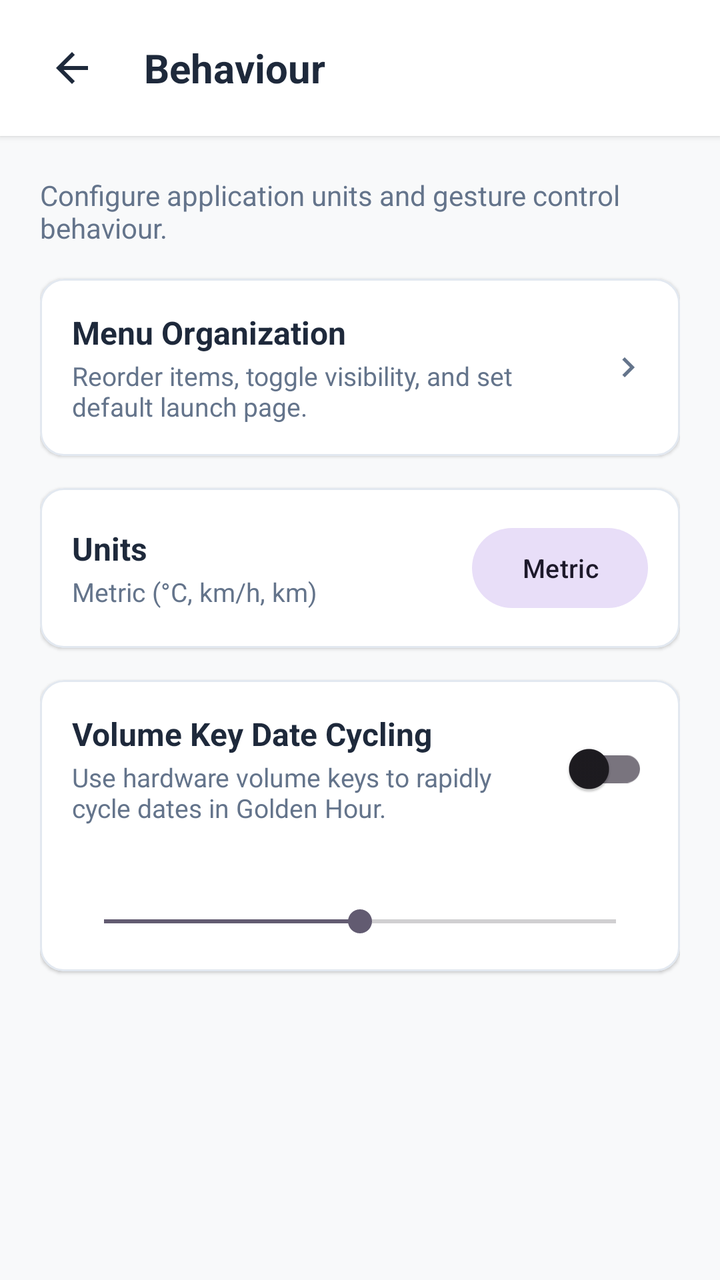
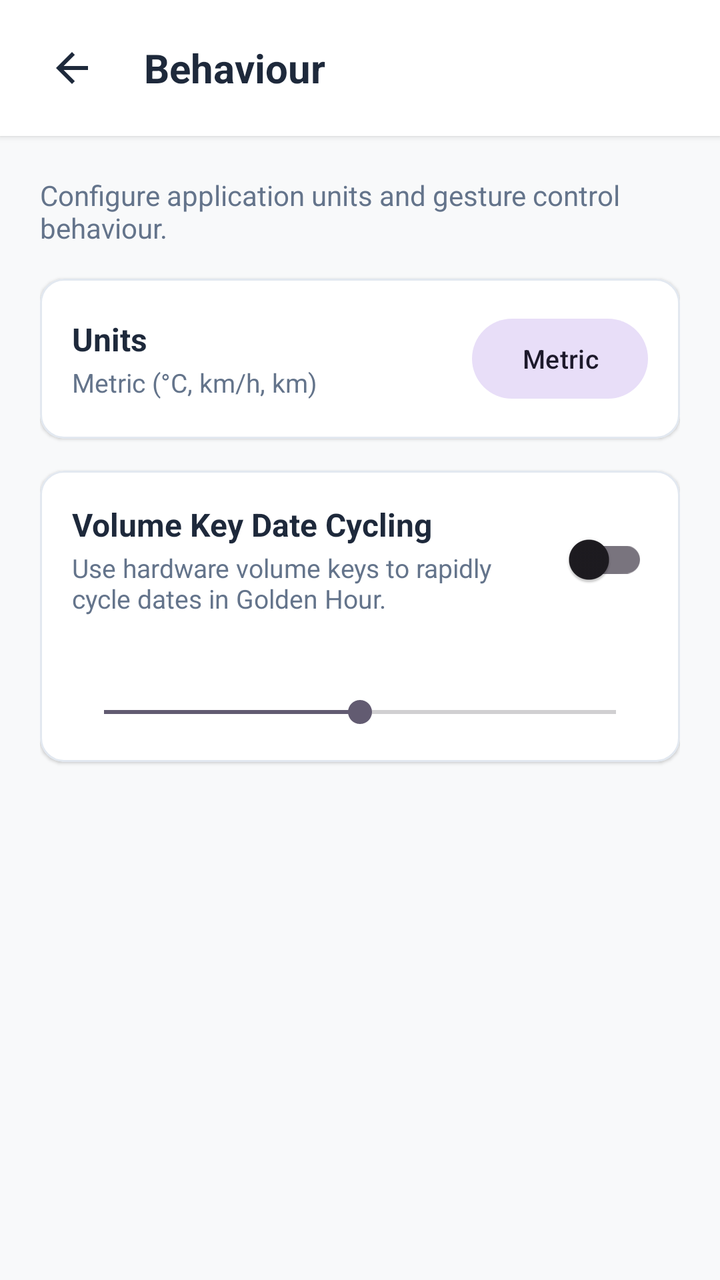

The first picture is an Android layout as it rendered before a commit; the second is the same layout after the commit. The layout source and the unified diff follow.
<!-- AndroidManifest.xml: application theme Theme.WeatherAPP -->
<!-- res/layout/dialog_behaviour_screen.xml -->
<?xml version="1.0" encoding="utf-8"?>
<LinearLayout xmlns:android="http://schemas.android.com/apk/res/android"
    xmlns:app="http://schemas.android.com/apk/res-auto"
    xmlns:tools="http://schemas.android.com/tools"
    android:id="@+id/layoutBehaviourScreenRoot"
    android:layout_width="match_parent"
    android:layout_height="match_parent"
    android:background="@color/background_light"
    android:orientation="vertical">

    
    <com.google.android.material.card.MaterialCardView
        android:id="@+id/cardHeader"
        android:layout_width="match_parent"
        android:layout_height="wrap_content"
        app:cardBackgroundColor="@color/surface_card"
        app:cardCornerRadius="0dp"
        app:cardElevation="2dp"
        app:strokeWidth="0dp">

        <LinearLayout
            android:layout_width="match_parent"
            android:layout_height="wrap_content"
            android:gravity="center_vertical"
            android:orientation="horizontal"
            android:paddingHorizontal="16dp"
            android:paddingVertical="14dp">

            <ImageButton
                android:id="@+id/btnBack"
                android:layout_width="40dp"
                android:layout_height="40dp"
                android:background="?attr/selectableItemBackgroundBorderless"
                android:contentDescription="@string/cd_back"
                android:padding="8dp"
                android:scaleType="fitCenter"
                android:src="@drawable/ic_back"
                app:tint="@color/text_primary" />

            <TextView
                android:id="@+id/tvHeaderTitle"
                android:layout_width="wrap_content"
                android:layout_height="wrap_content"
                android:layout_marginStart="16dp"
                android:text="@string/title_behaviour"
                android:textColor="@color/text_primary"
                android:textSize="20sp"
                android:textStyle="bold" />

        </LinearLayout>

    </com.google.android.material.card.MaterialCardView>

    <ScrollView
        android:layout_width="match_parent"
        android:layout_height="match_parent"
        android:fillViewport="true">

        <LinearLayout
            android:layout_width="match_parent"
            android:layout_height="wrap_content"
            android:orientation="vertical"
            android:padding="20dp">

            <TextView
                android:id="@+id/tvHeaderDesc"
                android:layout_width="wrap_content"
                android:layout_height="wrap_content"
                android:layout_marginBottom="16dp"
                android:text="@string/desc_behaviour"
                android:textColor="@color/text_secondary"
                android:textSize="14sp" />

            
            <com.google.android.material.card.MaterialCardView
                android:id="@+id/cardOrganizeMenu"
                android:layout_width="match_parent"
                android:layout_height="wrap_content"
                android:layout_marginBottom="16dp"
                android:clickable="true"
                android:focusable="true"
                app:cardBackgroundColor="@color/surface_card"
                app:cardCornerRadius="12dp"
                app:cardElevation="1dp"
                app:strokeColor="@color/divider_color"
                app:strokeWidth="1dp">

                <LinearLayout
                    android:layout_width="match_parent"
                    android:layout_height="wrap_content"
                    android:gravity="center_vertical"
                    android:orientation="horizontal"
                    android:padding="16dp">

                    <LinearLayout
                        android:layout_width="0dp"
                        android:layout_height="wrap_content"
                        android:layout_marginEnd="12dp"
                        android:layout_weight="1"
                        android:orientation="vertical">

                        <TextView
                            android:id="@+id/tvOrganizeMenuTitle"
                            android:layout_width="wrap_content"
                            android:layout_height="wrap_content"
                            android:text="@string/title_organize_menu"
                            android:textColor="@color/text_primary"
                            android:textSize="16sp"
                            android:textStyle="bold" />

                        <TextView
                            android:id="@+id/tvOrganizeMenuDesc"
                            android:layout_width="wrap_content"
                            android:layout_height="wrap_content"
                            android:layout_marginTop="2dp"
                            android:text="@string/desc_organize_menu"
                            android:textColor="@color/text_secondary"
                            android:textSize="13sp" />

                    </LinearLayout>

                    <ImageView
                        android:layout_width="20dp"
                        android:layout_height="20dp"
                        android:contentDescription="@string/cd_arrow_right"
                        android:src="@drawable/ic_arrow_right"
                        app:tint="@color/text_secondary" />

                </LinearLayout>

            </com.google.android.material.card.MaterialCardView>

            
            <com.google.android.material.card.MaterialCardView
                android:id="@+id/cardUnitsSelector"
                android:layout_width="match_parent"
                android:layout_height="wrap_content"
                android:layout_marginBottom="16dp"
                app:cardBackgroundColor="@color/surface_card"
                app:cardCornerRadius="12dp"
                app:cardElevation="1dp"
                app:strokeColor="@color/divider_color"
                app:strokeWidth="1dp">

                <LinearLayout
                    android:layout_width="match_parent"
                    android:layout_height="wrap_content"
                    android:gravity="center_vertical"
                    android:orientation="horizontal"
                    android:padding="16dp">

                    <LinearLayout
                        android:layout_width="0dp"
                        android:layout_height="wrap_content"
                        android:layout_marginEnd="12dp"
                        android:layout_weight="1"
                        android:orientation="vertical">

                        <TextView
                            android:id="@+id/tvUnitsTitle"
                            android:layout_width="wrap_content"
                            android:layout_height="wrap_content"
                            android:text="@string/label_units"
                            android:textColor="@color/text_primary"
                            android:textSize="16sp"
                            android:textStyle="bold" />

                        <TextView
                            android:id="@+id/tvUnitsDesc"
                            android:layout_width="wrap_content"
                            android:layout_height="wrap_content"
                            android:layout_marginTop="2dp"
                            android:text="@string/label_unit_metric_full"
                            android:textColor="@color/text_secondary"
                            android:textSize="13sp" />

                    </LinearLayout>

                    <com.google.android.material.button.MaterialButton
                        android:id="@+id/btnUnitsChoice"
                        style="@style/Widget.Material3.Button.TonalButton"
                        android:layout_width="wrap_content"
                        android:layout_height="wrap_content"
                        android:text="@string/label_unit_metric"
                        android:textSize="13sp" />

                </LinearLayout>

            </com.google.android.material.card.MaterialCardView>

            
            <com.google.android.material.card.MaterialCardView
                android:id="@+id/cardVolumeScrollSettings"
                android:layout_width="match_parent"
                android:layout_height="wrap_content"
                android:layout_marginBottom="20dp"
                app:cardBackgroundColor="@color/surface_card"
                app:cardCornerRadius="12dp"
                app:cardElevation="1dp"
                app:strokeColor="@color/divider_color"
                app:strokeWidth="1dp">

                <LinearLayout
                    android:layout_width="match_parent"
                    android:layout_height="wrap_content"
                    android:orientation="vertical"
                    android:padding="16dp">

                    <LinearLayout
                        android:layout_width="match_parent"
                        android:layout_height="wrap_content"
                        android:gravity="center_vertical"
                        android:orientation="horizontal">

                        <LinearLayout
                            android:layout_width="0dp"
                            android:layout_height="wrap_content"
                            android:layout_marginEnd="12dp"
                            android:layout_weight="1"
                            android:orientation="vertical">

                            <TextView
                                android:id="@+id/tvVolumeScrollTitle"
                                android:layout_width="wrap_content"
                                android:layout_height="wrap_content"
                                android:text="@string/title_volume_key_date_cycling"
                                android:textColor="@color/text_primary"
                                android:textSize="16sp"
                                android:textStyle="bold" />

                            <TextView
                                android:id="@+id/tvVolumeScrollDesc"
                                android:layout_width="wrap_content"
                                android:layout_height="wrap_content"
                                android:layout_marginTop="2dp"
                                android:text="@string/desc_volume_key_date_cycling"
                                android:textColor="@color/text_secondary"
                                android:textSize="13sp" />

                        </LinearLayout>

                        <com.google.android.material.switchmaterial.SwitchMaterial
                            android:id="@+id/switchVolumeScroll"
                            android:layout_width="wrap_content"
                            android:layout_height="wrap_content" />

                    </LinearLayout>

                    <LinearLayout
                        android:id="@+id/layoutVolumeSpeedContainer"
                        android:layout_width="match_parent"
                        android:layout_height="wrap_content"
                        android:layout_marginTop="12dp"
                        android:orientation="vertical">

                        <TextView
                            android:id="@+id/tvVolumeSpeedLabel"
                            android:layout_width="wrap_content"
                            android:layout_height="wrap_content"
                            android:textColor="@color/brand_primary"
                            android:textSize="14sp"
                            android:textStyle="bold" />

                        <SeekBar
                            android:id="@+id/seekBarVolumeSpeed"
                            android:layout_width="match_parent"
                            android:layout_height="wrap_content"
                            android:layout_marginTop="8dp"
                            android:max="6"
                            android:progress="3" />

                    </LinearLayout>

                </LinearLayout>

            </com.google.android.material.card.MaterialCardView>

        </LinearLayout>

    </ScrollView>

</LinearLayout>
<!-- resources referenced by this layout -->
<resources>
  <color name="background_light">#F8F9FA</color>
  <color name="brand_primary">#1E88E5</color>
  <color name="divider_color">#E2E8F0</color>
  <color name="surface_card">#FFFFFF</color>
  <color name="text_primary">#1E293B</color>
  <color name="text_secondary">#64748B</color>
  <!-- drawable ic_arrow_right (drawable) -->
  <vector xmlns:android="http://schemas.android.com/apk/res/android"
      android:width="24dp"
      android:height="24dp"
      android:viewportWidth="24"
      android:viewportHeight="24">
    <path
        android:fillColor="@color/text_primary"
        android:pathData="M10,6L8.59,7.41 13.17,12l-4.58,4.59L10,18l6,-6z"/>
  </vector>
  <!-- drawable ic_back (drawable) -->
  <vector xmlns:android="http://schemas.android.com/apk/res/android"
      android:width="24dp"
      android:height="24dp"
      android:viewportWidth="24"
      android:viewportHeight="24">
    <path
        android:fillColor="@color/text_primary"
        android:pathData="M20,11H7.83l5.59,-5.59L12,4l-8,8 8,8 1.41,-1.41L7.83,13H20v-2z"/>
  </vector>
  <string name="cd_arrow_right">Arrow Right</string>
  <string name="cd_back">Back</string>
  <string name="desc_behaviour">Configure application units and gesture control behaviour.</string>
  <string name="desc_organize_menu">Reorder items, toggle visibility, and set default launch page.</string>
  <string name="desc_volume_key_date_cycling">Use hardware volume keys to rapidly cycle dates in Golden Hour.</string>
  <string name="label_unit_metric">Metric</string>
  <string name="label_unit_metric_full">Metric (°C, km/h, km)</string>
  <string name="label_units">Units</string>
  <string name="title_behaviour">Behaviour</string>
  <string name="title_organize_menu">Menu Organization</string>
  <string name="title_volume_key_date_cycling">Volume Key Date Cycling</string>
  <style name="Theme.WeatherAPP" parent="Base.Theme.WeatherAPP" />
  <style name="Base.Theme.WeatherAPP" parent="Theme.Material3.DayNight.NoActionBar">
          <item name="android:statusBarColor">@color/surface_card</item>
          <item name="android:windowLightStatusBar">true</item>
      </style>
</resources>

<!-- the commit's change to res/layout/dialog_behaviour_screen.xml (unified diff, before → after) -->
@@ -73,65 +73,6 @@
 
             
             <com.google.android.material.card.MaterialCardView
-                android:id="@+id/cardOrganizeMenu"
-                android:layout_width="match_parent"
-                android:layout_height="wrap_content"
-                android:layout_marginBottom="16dp"
-                android:clickable="true"
-                android:focusable="true"
-                app:cardBackgroundColor="@color/surface_card"
-                app:cardCornerRadius="12dp"
-                app:cardElevation="1dp"
-                app:strokeColor="@color/divider_color"
-                app:strokeWidth="1dp">
-
-                <LinearLayout
-                    android:layout_width="match_parent"
-                    android:layout_height="wrap_content"
-                    android:gravity="center_vertical"
-                    android:orientation="horizontal"
-                    android:padding="16dp">
-
-                    <LinearLayout
-                        android:layout_width="0dp"
-                        android:layout_height="wrap_content"
-                        android:layout_marginEnd="12dp"
-                        android:layout_weight="1"
-                        android:orientation="vertical">
-
-                        <TextView
-                            android:id="@+id/tvOrganizeMenuTitle"
-                            android:layout_width="wrap_content"
-                            android:layout_height="wrap_content"
-                            android:text="@string/title_organize_menu"
-                            android:textColor="@color/text_primary"
-                            android:textSize="16sp"
-                            android:textStyle="bold" />
-
-                        <TextView
-                            android:id="@+id/tvOrganizeMenuDesc"
-                            android:layout_width="wrap_content"
-                            android:layout_height="wrap_content"
-                            android:layout_marginTop="2dp"
-                            android:text="@string/desc_organize_menu"
-                            android:textColor="@color/text_secondary"
-                            android:textSize="13sp" />
-
-                    </LinearLayout>
-
-                    <ImageView
-                        android:layout_width="20dp"
-                        android:layout_height="20dp"
-                        android:contentDescription="@string/cd_arrow_right"
-                        android:src="@drawable/ic_arrow_right"
-                        app:tint="@color/text_secondary" />
-
-                </LinearLayout>
-
-            </com.google.android.material.card.MaterialCardView>
-
-            
-            <com.google.android.material.card.MaterialCardView
                 android:id="@+id/cardUnitsSelector"
                 android:layout_width="match_parent"
                 android:layout_height="wrap_content"
<!-- resource entries referenced after the edit -->
@@ -6,16 +6,6 @@
   <color name="surface_card">#FFFFFF</color>
   <color name="text_primary">#1E293B</color>
   <color name="text_secondary">#64748B</color>
-  <!-- drawable ic_arrow_right (drawable) -->
-  <vector xmlns:android="http://schemas.android.com/apk/res/android"
-      android:width="24dp"
-      android:height="24dp"
-      android:viewportWidth="24"
-      android:viewportHeight="24">
-    <path
-        android:fillColor="@color/text_primary"
-        android:pathData="M10,6L8.59,7.41 13.17,12l-4.58,4.59L10,18l6,-6z"/>
-  </vector>
   <!-- drawable ic_back (drawable) -->
   <vector xmlns:android="http://schemas.android.com/apk/res/android"
       android:width="24dp"
@@ -26,16 +16,13 @@
         android:fillColor="@color/text_primary"
         android:pathData="M20,11H7.83l5.59,-5.59L12,4l-8,8 8,8 1.41,-1.41L7.83,13H20v-2z"/>
   </vector>
-  <string name="cd_arrow_right">Arrow Right</string>
   <string name="cd_back">Back</string>
   <string name="desc_behaviour">Configure application units and gesture control behaviour.</string>
-  <string name="desc_organize_menu">Reorder items, toggle visibility, and set default launch page.</string>
   <string name="desc_volume_key_date_cycling">Use hardware volume keys to rapidly cycle dates in Golden Hour.</string>
   <string name="label_unit_metric">Metric</string>
   <string name="label_unit_metric_full">Metric (°C, km/h, km)</string>
   <string name="label_units">Units</string>
   <string name="title_behaviour">Behaviour</string>
-  <string name="title_organize_menu">Menu Organization</string>
   <string name="title_volume_key_date_cycling">Volume Key Date Cycling</string>
   <style name="Theme.WeatherAPP" parent="Base.Theme.WeatherAPP" />
   <style name="Base.Theme.WeatherAPP" parent="Theme.Material3.DayNight.NoActionBar">
